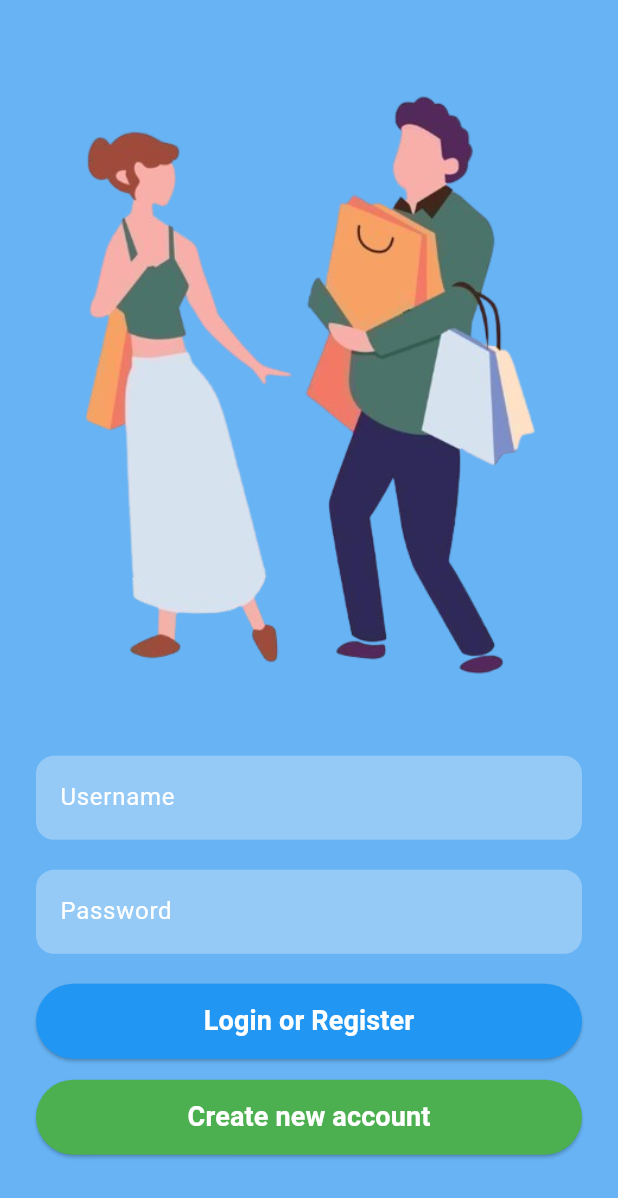
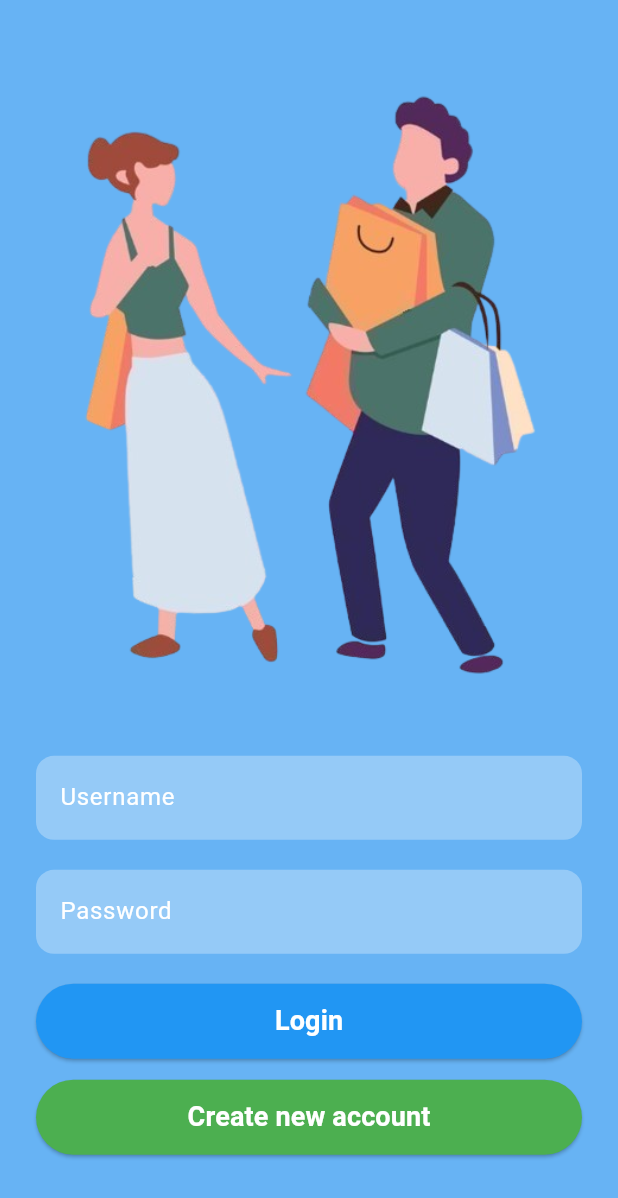
Before and after one commit to ForcesR2N/e-commerce-project, a Flutter app: the LoginOrRegisterPage screen opened by its route, on a phone screen of 412 x 824 dp. Shown: the top 1198 px of the screen. Run offline on Flutter 3.47's test engine with Material 3 defaults, Android fonts, the light colour scheme and no system bars; our stand-ins replace get.

Commit message:
small changes

```diff
--- a/lib/models/items_display.dart
+++ b/lib/models/items_display.dart
@@ -60,7 +60,7 @@ class ProductItemDisplay extends StatelessWidget {
                     padding: const EdgeInsets.symmetric(vertical: 5),
                   ),
                   child: const Text(
-                    "Add To Cart",
+                    "ADD TO CART",
                     style: TextStyle(
                       fontSize: 12,
                       color: Colors.white,
--- a/lib/pages/login_or_register_page.dart
+++ b/lib/pages/login_or_register_page.dart
@@ -92,7 +92,7 @@ class _LoginOrRegisterPageState extends State<LoginOrRegisterPage> {
               ),
               const SizedBox(height: 20),
               ButtonLoginRegister(
-                text: "Login or Register",
+                text: "Login",
                 onPress: _handleLogin,
                 bgButton: Colors.blue,
                 txtColor: Colors.white,
```
